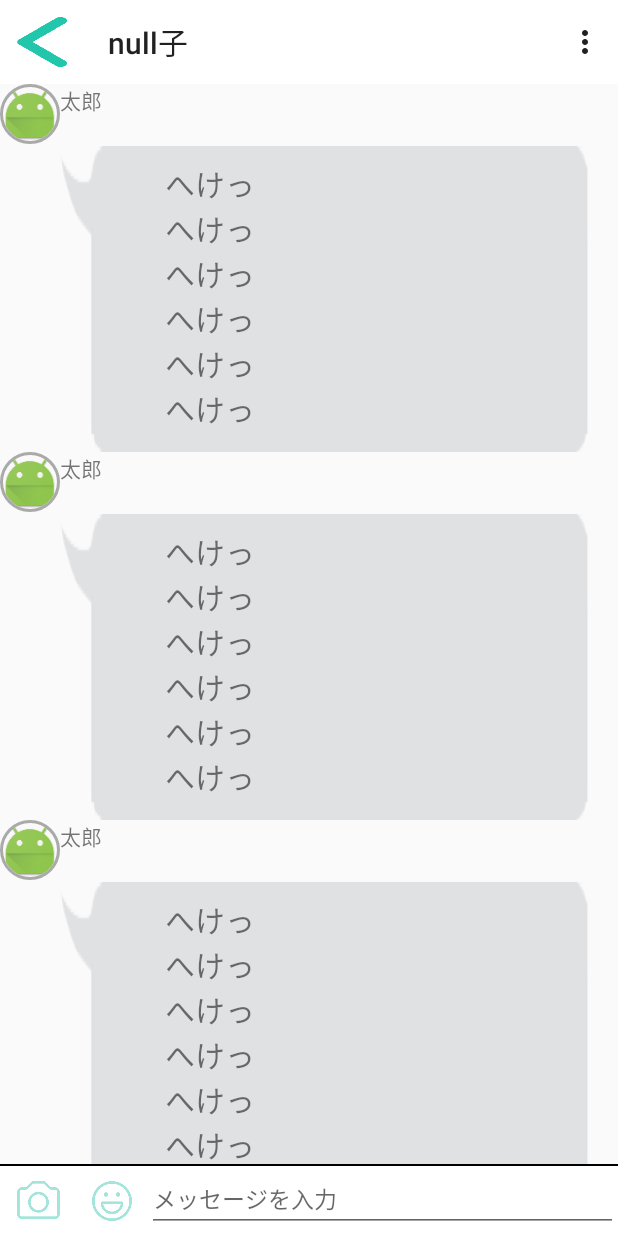
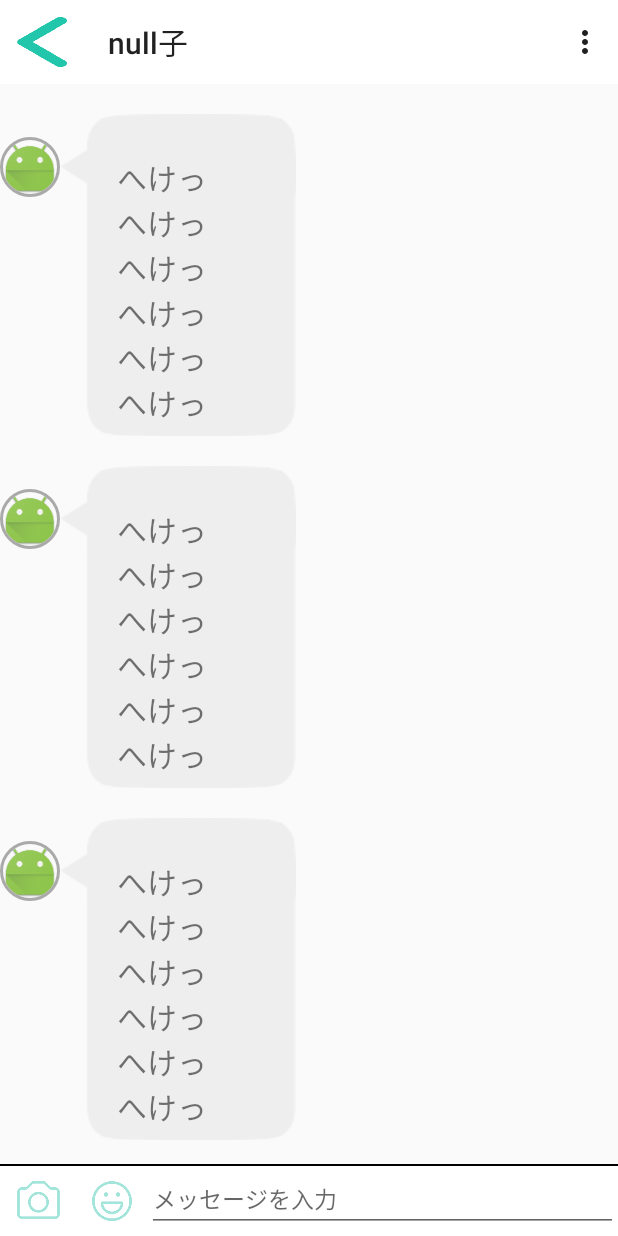
Before and after one commit to tuvy22686/doctor-peppers-android, an Android app: the ChatActivity screen opened directly, with no data from a screen before it, on a phone screen of 412 x 824 dp. Run offline under Robolectric (Android 15) with nearby library versions, the phone set to English and light mode, and no system bars; our stand-ins replace CircleImageView.

Commit message:
吹き出しを調整

```diff
--- a/app/src/main/java/com/tuvy/tomosugi/minimalpairs/ChatActivity.kt
+++ b/app/src/main/java/com/tuvy/tomosugi/minimalpairs/ChatActivity.kt
@@ -69,20 +69,11 @@ class ChatActivity : AppCompatActivity() {
     override fun onOptionsItemSelected(item: MenuItem?): Boolean {
         var id: Int = item!!.itemId
         if (id == R.id.action_setting) {
-//            Toast.makeText(this, "設定", Toast.LENGTH_LONG).show();
             return true
         }
         return super.onOptionsItemSelected(item);
     }
 
-    override fun onActivityResult(requestCode: Int, resultCode: Int, data: Intent?) {
-//        super.onActivityResult(requestCode, resultCode, data)
-//        Log.d("onActivityResult", requestCode.toString())
-//
-//        Log.d("onActivityResult", "hello")
-//        Log.d("onActivityResult",data!!.getIntExtra("partnerId", -1).toString())
-
-    }
 
     fun resizeDrawable(drawable: Drawable): Drawable {
         var b: Bitmap = (drawable as BitmapDrawable).bitmap
--- a/app/src/main/java/com/tuvy/tomosugi/minimalpairs/controller/ChatRecyclerViewAdapter.kt
+++ b/app/src/main/java/com/tuvy/tomosugi/minimalpairs/controller/ChatRecyclerViewAdapter.kt
@@ -25,10 +25,8 @@ class ChatRecyclerViewAdapter(private val data: List<Message>) : RecyclerView.Ad
     }
 
     override fun onBindViewHolder(holder: RecyclerView.ViewHolder, position: Int) {
-
         holder as MessageViewHolder
         holder.messageView.text = data[position].message
-        holder.partnerName.text = data[position].partnerName
 
         Glide
                 .with(holder.partnerIcon.context)
--- a/app/src/main/java/com/tuvy/tomosugi/minimalpairs/view/MessageViewHolder.kt
+++ b/app/src/main/java/com/tuvy/tomosugi/minimalpairs/view/MessageViewHolder.kt
@@ -8,11 +8,9 @@ import com.tuvy.tomosugi.minimalpairs.R
 
 class MessageViewHolder(itemView: View) : RecyclerView.ViewHolder(itemView) {
     var messageView: TextView
-    var partnerName: TextView
     var partnerIcon: ImageView
 
     init {
-        partnerName = itemView.findViewById(R.id.chat_partner_name) as TextView
         messageView = itemView.findViewById(R.id.message) as TextView
         partnerIcon = itemView.findViewById(R.id.chat_partner_icon) as ImageView
     }
--- a/app/src/main/res/layout/message.xml
+++ b/app/src/main/res/layout/message.xml
@@ -12,34 +12,22 @@
 
     <de.hdodenhof.circleimageview.CircleImageView
         android:id="@+id/chat_partner_icon"
+        android:layout_marginTop="35dp"
         android:layout_width="40dp"
         android:layout_height="40dp"
         android:layout_centerInParent="true"
         app:civ_border_color="@android:color/darker_gray"
         app:civ_border_width="2dp" />
 
-    <LinearLayout
-        android:layout_width="wrap_content"
-        android:layout_height="wrap_content"
-        android:orientation="vertical">
-
-        <TextView
-            android:id="@+id/chat_partner_name"
-            android:layout_width="match_parent"
-            android:layout_height="wrap_content" />
-
         <TextView
             android:id="@+id/message"
-            android:layout_width="match_parent"
+            android:layout_width="wrap_content"
             android:layout_height="wrap_content"
             android:layout_marginEnd="20dp"
             android:layout_marginLeft="20dp"
             android:layout_marginRight="20dp"
             android:layout_marginTop="20dp"
-            android:background="@drawable/fukidashi"
+            android:background="@drawable/hukidasi_left"
             android:textSize="20sp" />
 
-    </LinearLayout>
-
-
 </LinearLayout>
```
Also changed, not shown: app/src/main/res/drawable/fukidashi.9.png (deleted), app/src/main/res/drawable/hukidasi_left.9.png (added), app/src/main/res/drawable/hukidasi_right.png (added).
